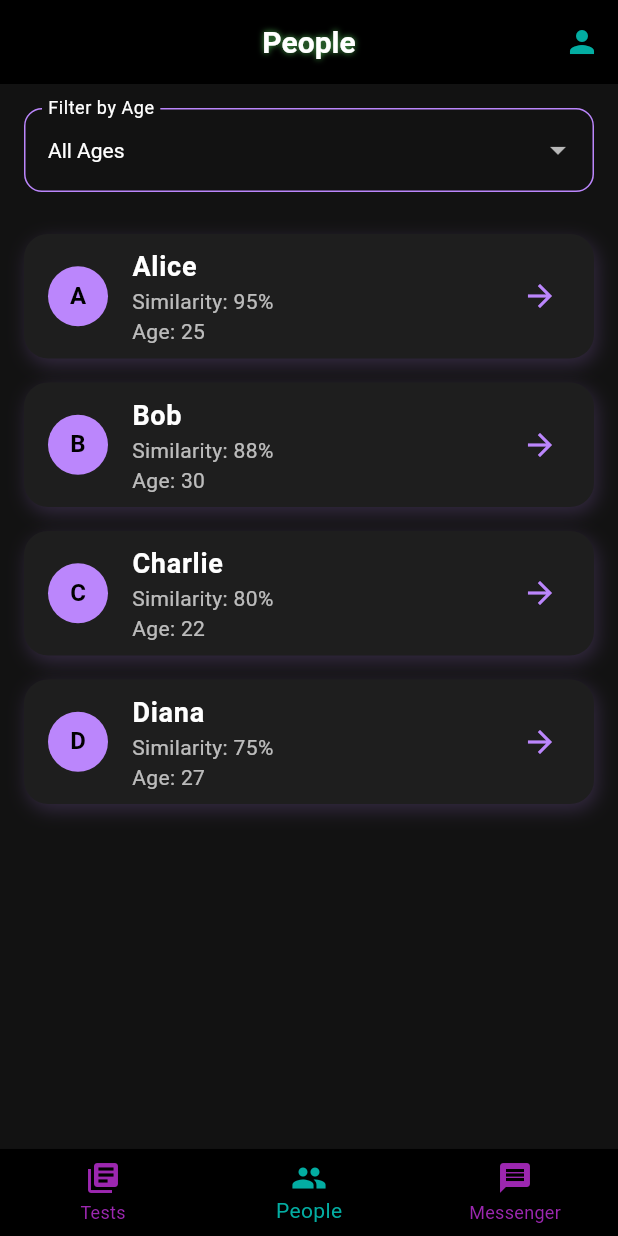
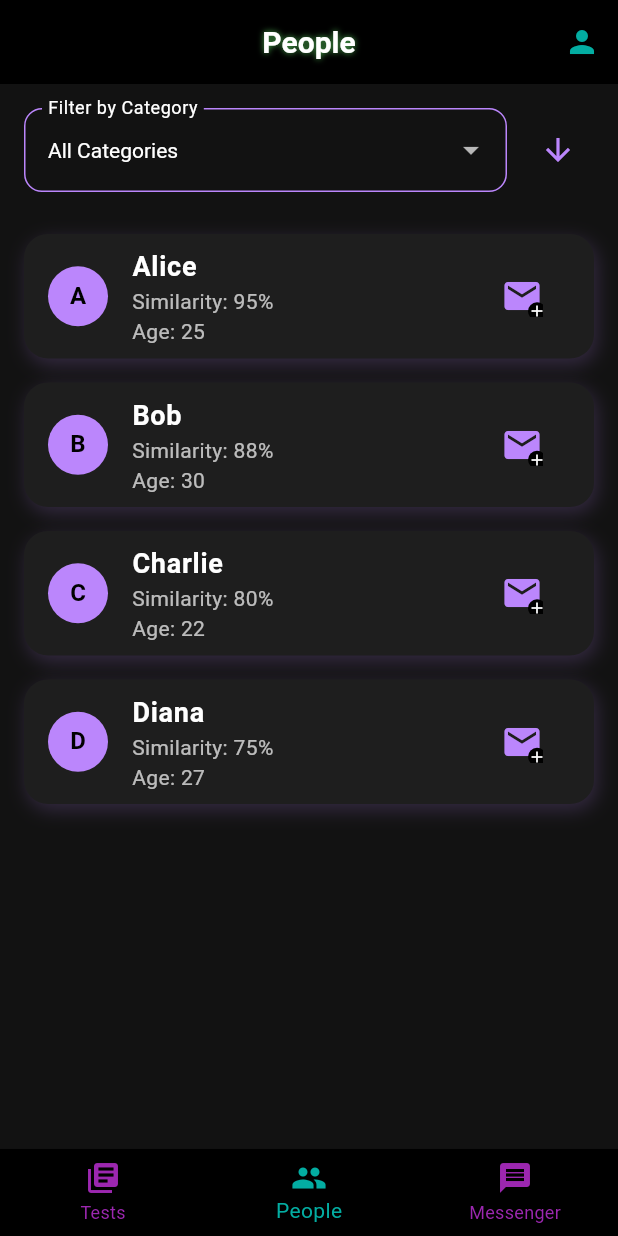
Before and after one commit to bim-bim-bam-baam/flutter_front, a Flutter app: the screen it shows after launch, item 2 of the bottom bar chosen, on a phone screen of 412 x 824 dp. Run offline on Flutter 3.47's test engine with Material 3 defaults, Android fonts, the phone set to English and light mode, and no system bars; our stand-ins replace flutter_secure_storage, image_picker, shared_preferences, swipe_cards.

Commit message:
People filter by category

```diff
--- a/lib/screens/pages/people_page.dart
+++ b/lib/screens/pages/people_page.dart
@@ -9,30 +9,27 @@ class PeoplePage extends StatefulWidget {
 
 class _PeoplePageState extends State<PeoplePage> {
   final List<Map<String, dynamic>> _people = [
-    {'name': 'Alice', 'similarity': 95, 'age': 25, 'bio': 'Loves hiking and painting.'},
-    {'name': 'Bob', 'similarity': 88, 'age': 30, 'bio': 'Enjoys cycling and jazz music.'},
-    {'name': 'Charlie', 'similarity': 80, 'age': 22, 'bio': 'Aspiring chef and foodie.'},
-    {'name': 'Diana', 'similarity': 75, 'age': 27, 'bio': 'Tech enthusiast and gamer.'},
+    {'name': 'Alice', 'similarity': 95, 'age': 25, 'category': 'Music', 'bio': 'Loves hiking and painting.'},
+    {'name': 'Bob', 'similarity': 88, 'age': 30, 'category': 'Sports', 'bio': 'Enjoys cycling and jazz music.'},
+    {'name': 'Charlie', 'similarity': 80, 'age': 22, 'category': 'Books', 'bio': 'Aspiring chef and foodie.'},
+    {'name': 'Diana', 'similarity': 75, 'age': 27, 'category': 'Movies', 'bio': 'Tech enthusiast and gamer.'},
   ];
 
-  String _selectedAgeGroup = 'All Ages';
-  final List<String> _ageGroups = ['All Ages', '18-25', '26-35', '36+'];
+  String _selectedCategory = 'All Categories';
+  bool _isDescending = true;
+
+  final List<String> _categories = ['All Categories', 'Music', 'Movies', 'Books', 'Sports'];
 
   @override
   Widget build(BuildContext context) {
-    List<Map<String, dynamic>> filteredPeople = _people;
+    // Фильтруем людей по выбранной категории
+    List<Map<String, dynamic>> filteredPeople = _selectedCategory == 'All Categories'
+        ? _people
+        : _people.where((person) => person['category'] == _selectedCategory).toList();
 
-    if (_selectedAgeGroup != 'All Ages') {
-      filteredPeople = _people.where((person) {
-        final age = person['age'] as int;
-        if (_selectedAgeGroup == '18-25') return age >= 18 && age <= 25;
-        if (_selectedAgeGroup == '26-35') return age >= 26 && age <= 35;
-        if (_selectedAgeGroup == '36+') return age > 35;
-        return true;
-      }).toList();
-    }
-
-    filteredPeople.sort((a, b) => b['similarity'].compareTo(a['similarity']));
+    // Сортируем список по схожести
+    filteredPeople.sort((a, b) =>
+        _isDescending ? b['similarity'].compareTo(a['similarity']) : a['similarity'].compareTo(b['similarity']));
 
     return Scaffold(
       backgroundColor: const Color(0xFF121212),
@@ -40,10 +37,14 @@ class _PeoplePageState extends State<PeoplePage> {
         padding: const EdgeInsets.all(16.0),
         child: Column(
           children: [
-            DropdownButtonFormField<String>(
-              value: _selectedAgeGroup,
+            Row(
+              children: [
+                // Фильтр категорий
+                Expanded(
+                  child: DropdownButtonFormField<String>(
+                    value: _selectedCategory,
                     decoration: InputDecoration(
-                labelText: 'Filter by Age',
+                      labelText: 'Filter by Category',
                       labelStyle: const TextStyle(color: Colors.white),
                       border: OutlineInputBorder(
                         borderRadius: BorderRadius.circular(12),
@@ -55,24 +56,38 @@ class _PeoplePageState extends State<PeoplePage> {
                     ),
                     dropdownColor: const Color(0xFF1E1E1E),
                     style: const TextStyle(color: Colors.white),
-              items: _ageGroups
-                  .map((group) => DropdownMenuItem(
-                        value: group,
-                        child: Text(
-                          group,
-                          style: const TextStyle(color: Colors.white),
-                        ),
+                    items: _categories
+                        .map((category) => DropdownMenuItem(
+                              value: category,
+                              child: Text(category),
                             ))
                         .toList(),
                     onChanged: (value) {
                       if (value != null) {
                         setState(() {
-                    _selectedAgeGroup = value;
+                          _selectedCategory = value;
                         });
                       }
                     },
                   ),
+                ),
+                const SizedBox(width: 10),
+                // Кнопка сортировки
+                IconButton(
+                  icon: Icon(
+                    _isDescending ? Icons.arrow_downward : Icons.arrow_upward,
+                    color: const Color(0xFFBB86FC),
+                  ),
+                  onPressed: () {
+                    setState(() {
+                      _isDescending = !_isDescending;
+                    });
+                  },
+                ),
+              ],
+            ),
             const SizedBox(height: 20),
+            // Список людей
             Expanded(
               child: ListView.builder(
                 itemCount: filteredPeople.length,
@@ -116,9 +131,36 @@ class _PeoplePageState extends State<PeoplePage> {
                           color: Colors.white70,
                         ),
                       ),
-                      trailing: const Icon(
-                        Icons.arrow_forward,
+                      trailing: IconButton(
+                        icon: Stack(
+                          children: [
+                            const Icon(
+                              Icons.mail,
+                              size: 28,
                               color: Color(0xFFBB86FC),
+                            ),
+                            Positioned(
+                              right: -2,
+                              bottom: -2,
+                              child: Container(
+                                width: 12,
+                                height: 12,
+                                decoration: const BoxDecoration(
+                                  color: Colors.black,
+                                  shape: BoxShape.circle,
+                                ),
+                                child: const Icon(
+                                  Icons.add,
+                                  size: 12,
+                                  color: Colors.white,
+                                ),
+                              ),
+                            ),
+                          ],
+                        ),
+                        onPressed: () {
+                          // Логика отправки сообщения
+                        },
                       ),
                       onTap: () {
                         _showPersonDetails(context, person);
@@ -147,7 +189,6 @@ void _showPersonDetails(BuildContext context, Map<String, dynamic> person) {
             child: Column(
               mainAxisSize: MainAxisSize.min,
               children: [
-                // Иконка закрытия в верхнем правом углу
                 Align(
                   alignment: Alignment.topRight,
                   child: IconButton(
@@ -155,7 +196,6 @@ void _showPersonDetails(BuildContext context, Map<String, dynamic> person) {
                     onPressed: () => Navigator.pop(context),
                   ),
                 ),
-                const SizedBox(height: 10),
                 CircleAvatar(
                   radius: 60,
                   backgroundColor: const Color(0xFFBB86FC),
@@ -212,23 +252,12 @@ void _showPersonDetails(BuildContext context, Map<String, dynamic> person) {
                   ),
                 ),
                 const SizedBox(height: 20),
-                Row(
-                  mainAxisAlignment: MainAxisAlignment.spaceAround,
-                  children: [
-                    // Кнопка "Invite Message"
                 ElevatedButton(
-                      onPressed: () {
-                        // Логика отправки приглашения
-                        Navigator.pop(context); // Закрыть окно (опционально)
-                      },
+                  onPressed: () => Navigator.pop(context),
                   style: ElevatedButton.styleFrom(
                     backgroundColor: const Color(0xFFBB86FC),
                     shape: RoundedRectangleBorder(
                       borderRadius: BorderRadius.circular(12),
-                        ),
-                        padding: const EdgeInsets.symmetric(
-                          horizontal: 30,
-                          vertical: 12,
                     ),
                   ),
                   child: const Text(
@@ -242,8 +271,6 @@ void _showPersonDetails(BuildContext context, Map<String, dynamic> person) {
                 ),
               ],
             ),
-              ],
-            ),
           ),
         );
       },
```
Lines whose indentation alone changed are shown as unchanged.
